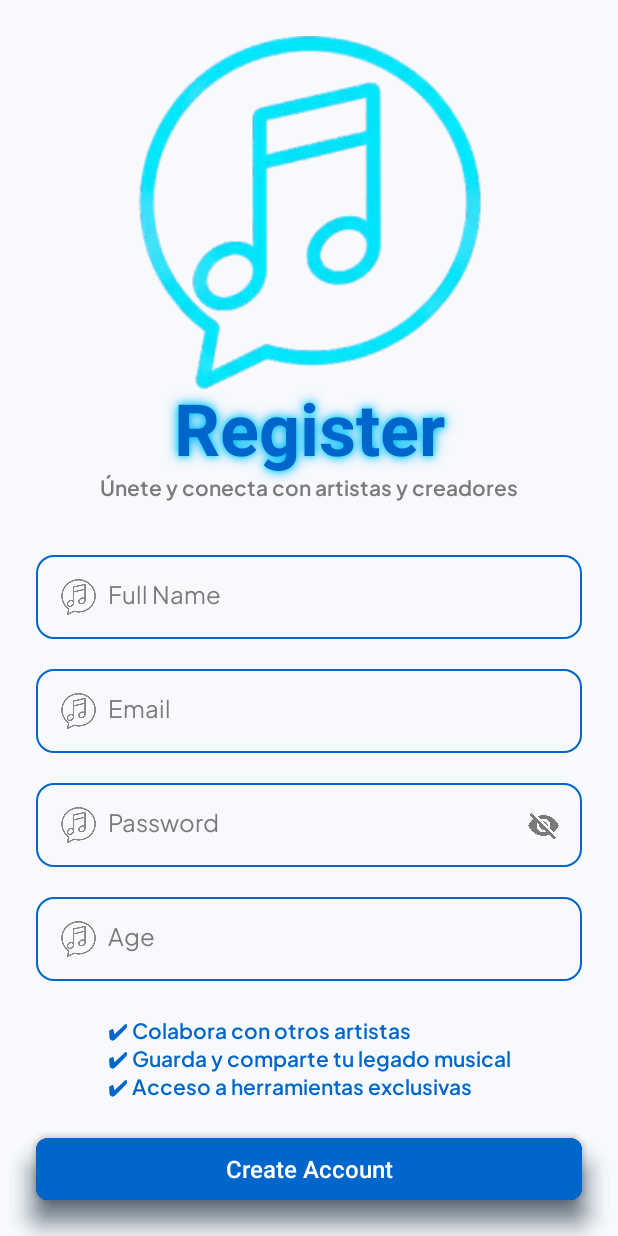
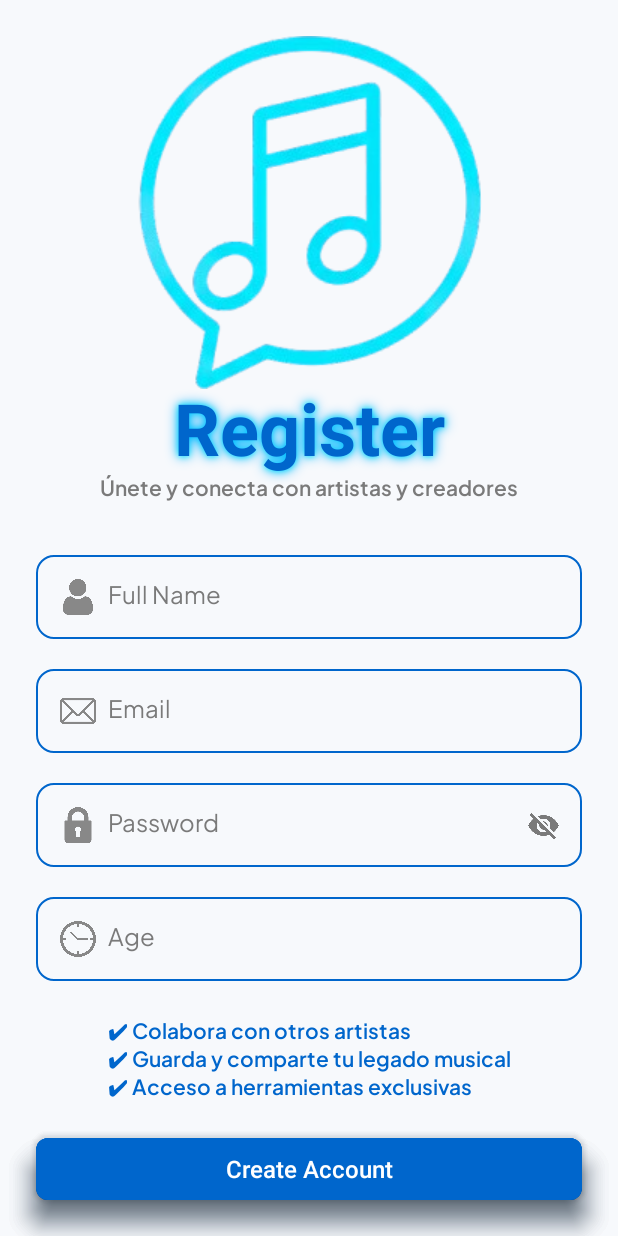
Before and after one commit to Santcar05/SoundLink, an Android app built with Jetpack Compose: the RegisterScreen screen opened through its navigation route, on a phone screen of 412 x 824 dp. Run offline under Robolectric (Android 15) with nearby library versions, the light colour scheme and no system bars.

Commit message:
nuevas imagenes añadidas para registro

```diff
--- a/app/src/main/java/com/example/soundlink/features/auth/ui/screens/login/LoginScreen.kt
+++ b/app/src/main/java/com/example/soundlink/features/auth/ui/screens/login/LoginScreen.kt
@@ -82,7 +82,7 @@ fun LoginScreen(
 
             NeonTextField(
                 field = "Email",
-                iconId = R.drawable.logo,
+                iconId = R.drawable.email,
                 textValue = state.email,
                 onValueChange = { state = state.copy(email = it) }
             )
@@ -91,7 +91,7 @@ fun LoginScreen(
 
             PasswordNeonTextField(
                 field = "Password",
-                iconId = R.drawable.logo,
+                iconId = R.drawable.password,
                 textValue = state.password,
                 onValueChange = { state = state.copy(password = it) }
             )
--- a/app/src/main/java/com/example/soundlink/features/auth/ui/screens/register/RegisterScreen.kt
+++ b/app/src/main/java/com/example/soundlink/features/auth/ui/screens/register/RegisterScreen.kt
@@ -79,7 +79,7 @@ fun RegisterScreen(
 
             NeonTextField(
                 field = "Full Name",
-                iconId = R.drawable.logo,
+                iconId = R.drawable.user,
                 textValue = name,
                 modifier = Modifier.fillMaxWidth(),
                 onValueChange = { name = it }
@@ -89,7 +89,7 @@ fun RegisterScreen(
 
             NeonTextField(
                 field = "Email",
-                iconId = R.drawable.logo,
+                iconId = R.drawable.email,
                 textValue = email,
                 modifier = Modifier.fillMaxWidth(),
                 onValueChange = { email = it }
@@ -99,7 +99,7 @@ fun RegisterScreen(
 
             PasswordNeonTextField(
                 field = "Password",
-                iconId = R.drawable.logo,
+                iconId = R.drawable.password,
                 textValue = pass,
                 modifier = Modifier.fillMaxWidth(),
                 onValueChange = { pass = it }
@@ -109,7 +109,7 @@ fun RegisterScreen(
 
             NeonTextField(
                 field = "Age",
-                iconId = R.drawable.logo,
+                iconId = R.drawable.clock,
                 textValue = age,
                 modifier = Modifier.fillMaxWidth(),
                 onValueChange = { age = it }
```
Also changed, not shown: app/src/main/res/drawable/clock.png (added), app/src/main/res/drawable/edituser.png (added), app/src/main/res/drawable/email.png (added), app/src/main/res/drawable/password.png (added), app/src/main/res/drawable/user.png.
